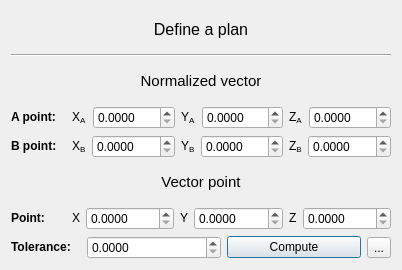
First picture: the form in qExametrics/exametricsDialog.ui, repository CleiK/Exametrics, before the edit.
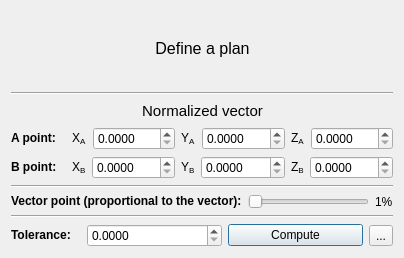
Second picture: the form after the edit. Icons and pictures are not drawn.

```diff
--- a/qExametrics/exametricsDialog.ui
+++ b/qExametrics/exametricsDialog.ui
@@ -6,8 +6,8 @@
    <rect>
     <x>0</x>
     <y>0</y>
-    <width>402</width>
-    <height>270</height>
+    <width>404</width>
+    <height>258</height>
    </rect>
   </property>
   <property name="windowTitle">
@@ -15,6 +15,21 @@
   </property>
   <layout class="QVBoxLayout" name="verticalLayout">
    <item>
+    <layout class="QHBoxLayout" name="TitleHLayout">
+     <item>
+      <spacer name="horizontalSpacer_5">
+       <property name="orientation">
+        <enum>Qt::Horizontal</enum>
+       </property>
+       <property name="sizeHint" stdset="0">
+        <size>
+         <width>40</width>
+         <height>20</height>
+        </size>
+       </property>
+      </spacer>
+     </item>
+     <item>
     <widget class="QLabel" name="lblTitle">
      <property name="font">
       <font>
@@ -33,11 +48,43 @@
     </widget>
    </item>
    <item>
-    <widget class="Line" name="line">
+      <spacer name="horizontalSpacer_6">
+       <property name="orientation">
+        <enum>Qt::Horizontal</enum>
+       </property>
+       <property name="sizeHint" stdset="0">
+        <size>
+         <width>40</width>
+         <height>20</height>
+        </size>
+       </property>
+      </spacer>
+     </item>
+    </layout>
+   </item>
+   <item>
+    <widget class="Line" name="line_3">
      <property name="orientation">
       <enum>Qt::Horizontal</enum>
      </property>
     </widget>
+   </item>
+   <item>
+    <layout class="QVBoxLayout" name="ParametersVerticalLayout">
+     <item>
+      <layout class="QHBoxLayout" name="vectorPointsHorizontalLayout">
+       <item>
+        <spacer name="horizontalSpacer_3">
+         <property name="orientation">
+          <enum>Qt::Horizontal</enum>
+         </property>
+         <property name="sizeHint" stdset="0">
+          <size>
+           <width>40</width>
+           <height>20</height>
+          </size>
+         </property>
+        </spacer>
    </item>
    <item>
     <widget class="QLabel" name="lblNormalVector">
@@ -50,6 +97,21 @@
     </widget>
    </item>
    <item>
+        <spacer name="horizontalSpacer_4">
+         <property name="orientation">
+          <enum>Qt::Horizontal</enum>
+         </property>
+         <property name="sizeHint" stdset="0">
+          <size>
+           <width>40</width>
+           <height>20</height>
+          </size>
+         </property>
+        </spacer>
+       </item>
+      </layout>
+     </item>
+     <item>
     <layout class="QHBoxLayout" name="APointHLayout">
      <item>
       <widget class="QLabel" name="lblPointA">
@@ -288,12 +350,9 @@
     </layout>
    </item>
    <item>
-    <widget class="QLabel" name="lblVectorPoint">
-     <property name="text">
-      <string>&lt;html&gt;&lt;head/&gt;&lt;body&gt;&lt;p align=&quot;center&quot;&gt;&lt;span style=&quot; font-size:11pt;&quot;&gt;Vector point&lt;/span&gt;&lt;/p&gt;&lt;/body&gt;&lt;/html&gt;</string>
-     </property>
-     <property name="textFormat">
-      <enum>Qt::RichText</enum>
+      <widget class="Line" name="line">
+       <property name="orientation">
+        <enum>Qt::Horizontal</enum>
      </property>
     </widget>
    </item>
@@ -314,7 +373,7 @@
         </size>
        </property>
        <property name="text">
-        <string>&lt;html&gt;&lt;head/&gt;&lt;body&gt;&lt;p&gt;&lt;span style=&quot; font-weight:600;&quot;&gt;Point:&lt;/span&gt;&lt;/p&gt;&lt;/body&gt;&lt;/html&gt;</string>
+          <string>&lt;html&gt;&lt;head/&gt;&lt;body&gt;&lt;p&gt;&lt;span style=&quot; font-weight:600;&quot;&gt;Vector point (proportional to the vector):&lt;/span&gt;&lt;/p&gt;&lt;/body&gt;&lt;/html&gt;</string>
        </property>
        <property name="textFormat">
         <enum>Qt::RichText</enum>
@@ -322,100 +381,37 @@
       </widget>
      </item>
      <item>
-      <widget class="QLabel" name="lblX">
-       <property name="maximumSize">
-        <size>
-         <width>20</width>
-         <height>16777215</height>
-        </size>
-       </property>
-       <property name="text">
-        <string>&lt;html&gt;&lt;head/&gt;&lt;body&gt;&lt;p&gt;X&lt;/p&gt;&lt;/body&gt;&lt;/html&gt;</string>
-       </property>
-       <property name="textFormat">
-        <enum>Qt::RichText</enum>
-       </property>
-      </widget>
-     </item>
-     <item>
-      <widget class="QDoubleSpinBox" name="spbX">
-       <property name="sizePolicy">
-        <sizepolicy hsizetype="Expanding" vsizetype="Fixed">
-         <horstretch>0</horstretch>
-         <verstretch>0</verstretch>
-        </sizepolicy>
-       </property>
-       <property name="decimals">
-        <number>4</number>
-       </property>
-       <property name="singleStep">
-        <double>0.001000000000000</double>
-       </property>
+        <widget class="QSlider" name="coefSlider">
+         <property name="minimum">
+          <number>1</number>
+         </property>
+         <property name="maximum">
+          <number>100</number>
+         </property>
+         <property name="value">
+          <number>1</number>
+         </property>
+         <property name="orientation">
+          <enum>Qt::Horizontal</enum>
+         </property>
       </widget>
      </item>
      <item>
-      <widget class="QLabel" name="lblY">
-       <property name="maximumSize">
-        <size>
-         <width>20</width>
-         <height>16777215</height>
-        </size>
-       </property>
+        <widget class="QLabel" name="lblCoef">
        <property name="text">
-        <string>&lt;html&gt;&lt;head/&gt;&lt;body&gt;&lt;p&gt;Y&lt;/p&gt;&lt;/body&gt;&lt;/html&gt;</string>
-       </property>
-      </widget>
-     </item>
-     <item>
-      <widget class="QDoubleSpinBox" name="spbY">
-       <property name="sizePolicy">
-        <sizepolicy hsizetype="Expanding" vsizetype="Fixed">
-         <horstretch>0</horstretch>
-         <verstretch>0</verstretch>
-        </sizepolicy>
-       </property>
-       <property name="decimals">
-        <number>4</number>
-       </property>
-       <property name="singleStep">
-        <double>0.001000000000000</double>
-       </property>
-      </widget>
-     </item>
-     <item>
-      <widget class="QLabel" name="lblZ">
-       <property name="maximumSize">
-        <size>
-         <width>20</width>
-         <height>16777215</height>
-        </size>
-       </property>
-       <property name="text">
-        <string>&lt;html&gt;&lt;head/&gt;&lt;body&gt;&lt;p&gt;Z&lt;/p&gt;&lt;/body&gt;&lt;/html&gt;</string>
-       </property>
-       <property name="textFormat">
-        <enum>Qt::RichText</enum>
-       </property>
-      </widget>
-     </item>
-     <item>
-      <widget class="QDoubleSpinBox" name="spbZ">
-       <property name="sizePolicy">
-        <sizepolicy hsizetype="Expanding" vsizetype="Fixed">
-         <horstretch>0</horstretch>
-         <verstretch>0</verstretch>
-        </sizepolicy>
-       </property>
-       <property name="decimals">
-        <number>4</number>
-       </property>
-       <property name="singleStep">
-        <double>0.001000000000000</double>
+          <string>1%</string>
        </property>
       </widget>
      </item>
     </layout>
    </item>
+     <item>
+      <widget class="Line" name="line_2">
+       <property name="orientation">
+        <enum>Qt::Horizontal</enum>
+       </property>
+      </widget>
+     </item>
    <item>
     <layout class="QHBoxLayout" name="bottomLayout">
      <item>
@@ -467,6 +463,8 @@
          <normaloff>:/CC/images/smallCancel.png</normaloff>:/CC/images/smallCancel.png</iconset>
        </property>
       </widget>
+       </item>
+      </layout>
      </item>
     </layout>
    </item>
```
Lines whose indentation alone changed are shown as unchanged.
